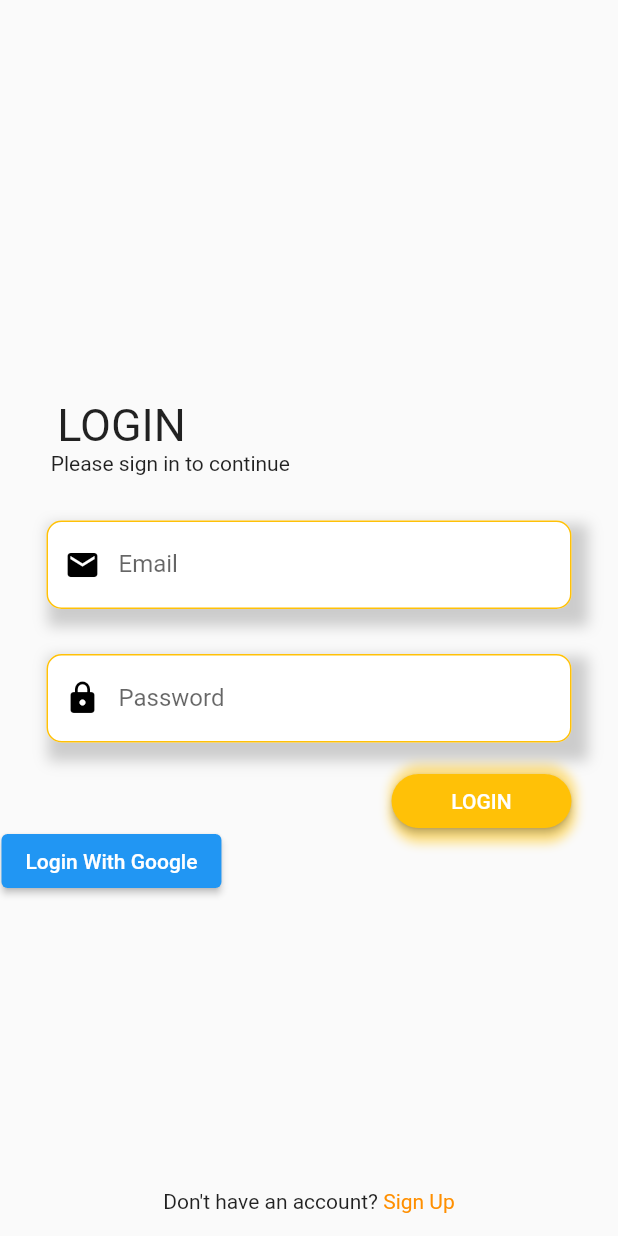
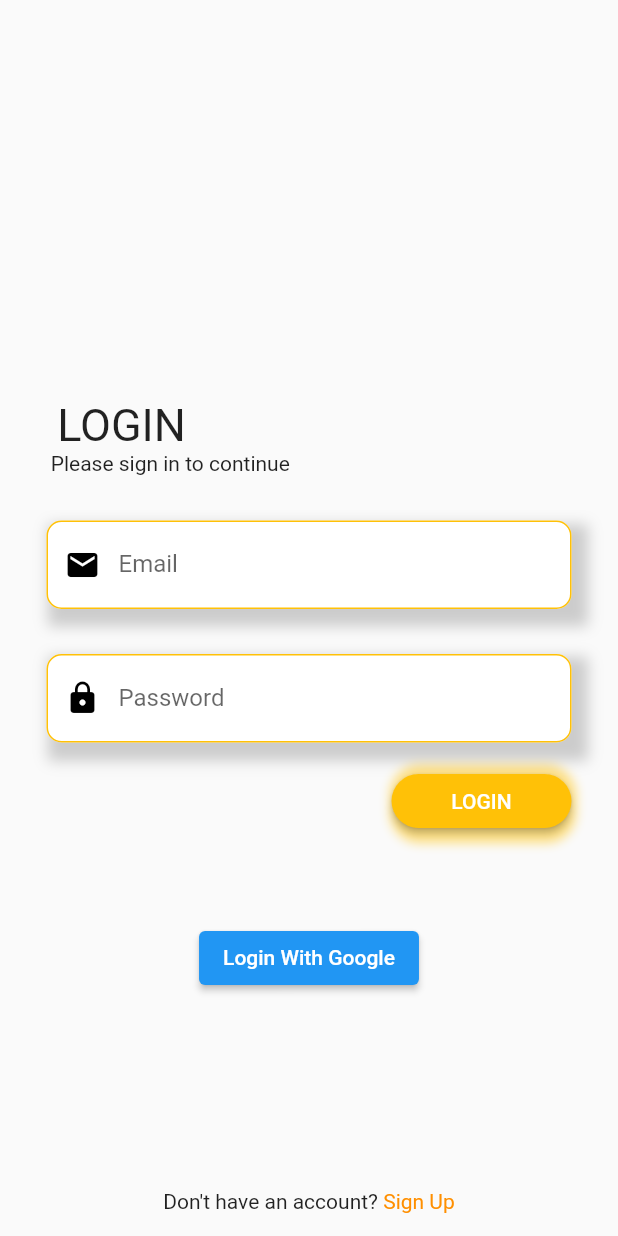
Before and after one commit to rianjanuarian/Project-PlayStore, a Flutter app: the screen it shows after launch, on a phone screen of 412 x 824 dp. Run offline on Flutter 3.47's test engine with Material 2 defaults, Android fonts, the phone set to English and light mode, and no system bars; our stand-ins replace bloc, firebase_auth, firebase_core, flutter_bloc, get, google_fonts and 2 more; accounts and stored records are empty; Roboto replaces fonts that are missing (Rowdies).

Commit message:
Update login_page.dart

```diff
--- a/online_shop/online_shop/lib/ui/login_page.dart
+++ b/online_shop/online_shop/lib/ui/login_page.dart
@@ -172,10 +172,13 @@ class LoginPage extends StatelessWidget {
               ],
             ),
           ),
-          Padding(
-            padding: const EdgeInsets.only(top: 550, left: 1),
-            child: ElevatedButton(
-                onPressed: () {}, child: Text("Login With Google")),
+          Center(
+            child: Padding(
+              padding: EdgeInsets.only(
+                  top: MediaQuery.of(context).size.height * 0.55),
+              child: ElevatedButton(
+                  onPressed: () {}, child: Text("Login With Google")),
+            ),
           ),
           Container(
             padding: const EdgeInsets.only(bottom: 15),
```
